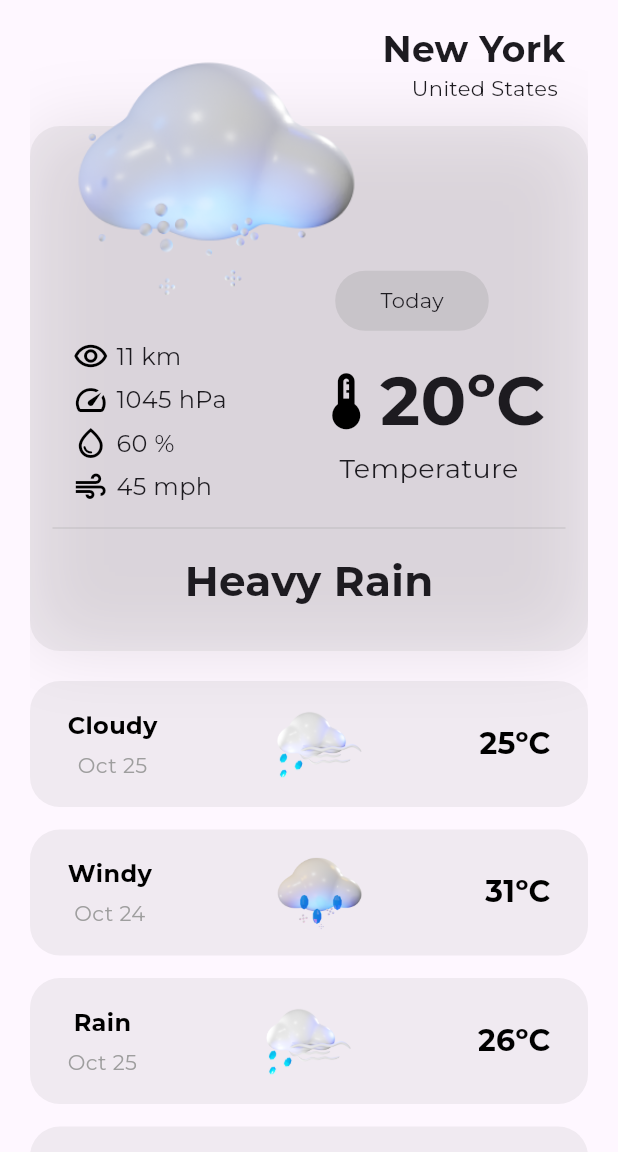
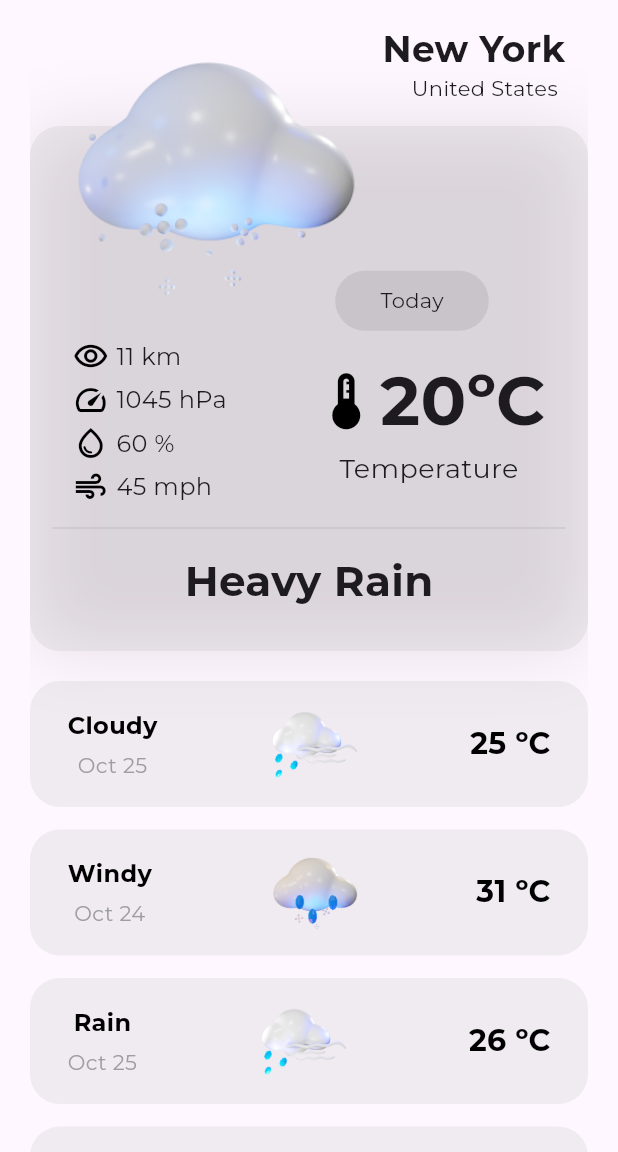
Before and after one commit to Rahulnisanth/Climacast, a Flutter app: the ResultPage screen opened by its route, on a phone screen of 412 x 824 dp, the part 84-1236 px from its top. Run offline on Flutter 3.47's test engine with Material 3 defaults, Android fonts, the phone set to English and light mode, and no system bars; our stand-ins replace flutter_svg, google_fonts, lottie.

Commit message:
removed unwanted comments

```diff
--- a/lib/pages/widgets/small_card.dart
+++ b/lib/pages/widgets/small_card.dart
@@ -45,8 +45,8 @@ class SmallCard extends StatelessWidget {
           condition,
           textAlign: TextAlign.center,
           style: const TextStyle(
-            fontSize: 16, // Slightly larger font
-            fontWeight: FontWeight.bold, // Bold for emphasis
+            fontSize: 16,
+            fontWeight: FontWeight.bold,
             color: Colors.black,
           ),
         ),
@@ -74,7 +74,7 @@ class SmallCard extends StatelessWidget {
 
   Widget _buildTemperature() {
     return Text(
-      '$tempºC',
+      '$temp ºC',
       style: const TextStyle(
         fontSize: 20,
         fontWeight: FontWeight.bold,
```
Also changed, not shown: lib/pages/home_page.dart (+4 -4 lines).
